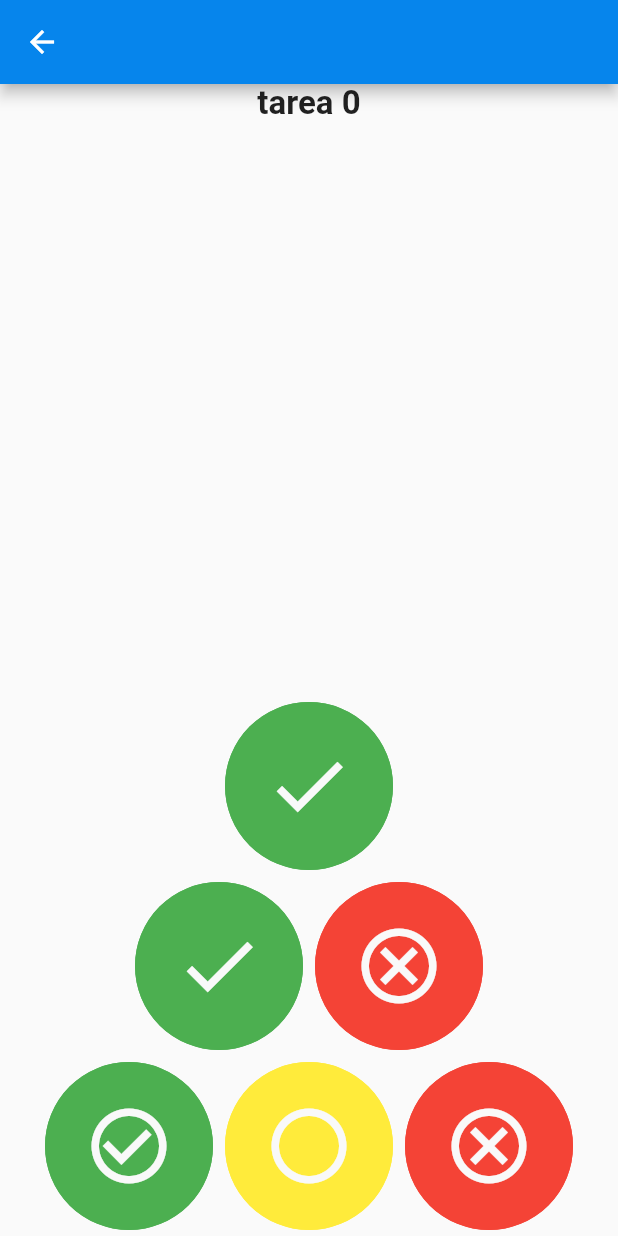
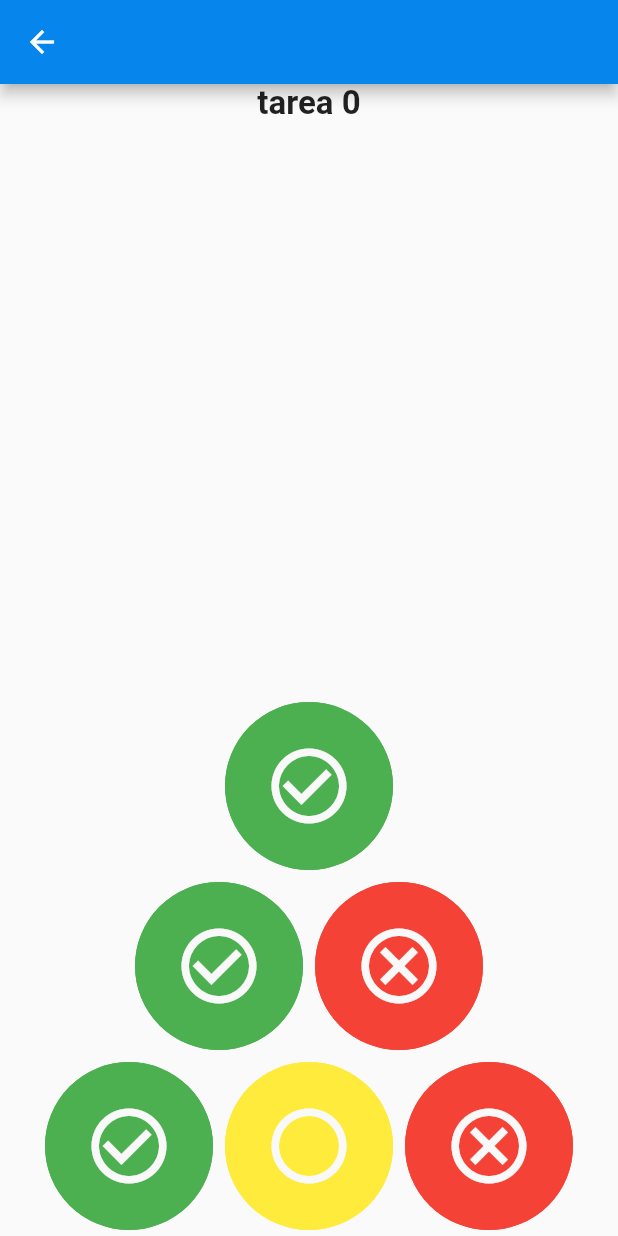
Before and after one commit to cesar-504/agenda_proautismo, a Flutter app: the CalendarPage screen opened by its route, after a tap on the "play arrow" icon, on a phone screen of 412 x 824 dp. Run offline on Flutter 3.47's test engine with Material 2 defaults, Android fonts, the phone set to English and light mode, and no system bars; our stand-ins replace auto_route, package_info_plus, shared_preferences; accounts and stored records are empty.

```diff
--- a/lib/pages/calendar_page.dart
+++ b/lib/pages/calendar_page.dart
@@ -21,6 +21,9 @@ class _CalendarPageState extends State<CalendarPage> {
       ),
       body: ListView.builder(
           itemBuilder:(BuildContext context,int index){
+
+
+
             return CalendarCard(
                 data: Task(
                   id_task: 0,
@@ -34,6 +37,11 @@ class _CalendarPageState extends State<CalendarPage> {
             );
           },
           itemCount: 10,
+      ),
+      floatingActionButton: FloatingActionButton(heroTag: "add task", onPressed: () {
+        context.router.push(NewTaskRoute());
+      },
+        child: Icon(Icons.add),
       ),
     );
   }
@@ -83,7 +91,8 @@ class CalendarCard extends StatelessWidget {
                 mainAxisAlignment: MainAxisAlignment.end,
                 children: [
                   ElevatedButton(onPressed: (){
-                      context.router.push(TaskReviewRoute(task: data));
+                    context.router.push(TaskReviewRoute(task: data));
+                   //context.router.push(SpecialTaskRoute());
 
                   }, child: Icon(Icons.play_arrow),style: ElevatedButton.styleFrom(
                     shape: CircleBorder(),
--- a/lib/pages/task_review.dart
+++ b/lib/pages/task_review.dart
@@ -20,146 +20,21 @@ class _TaskReviewPageState extends State<TaskReviewPage> {
         children: [
           TitleText(widget.task.title),
           Spacer(),
-          SizedBox(
-            width: 120,
-            height: 120,
-            child: Card(
-              color:Colors.green ,
-              shape: RoundedRectangleBorder(
+          CalificationBtn(value: 2, onTab: (){}),
 
-                side: const BorderSide(
-                    color: Colors.green, width: 5),
-                borderRadius: BorderRadius.circular(100),
-              ),
-              elevation: 0,
-              child: InkWell(
-                child: Center(
-                  child: Padding(
-                    padding: const EdgeInsets.all(8.0),
-                    child: Icon(Icons.check,size: 60,color: context.themeWatch.white),
-                  ),
-                ),
-              ),
-            ),
-          ),
           Row(
             mainAxisAlignment: MainAxisAlignment.center,
             children: [
-              SizedBox(
-                width: 120,
-                height: 120,
-                child: Card(
-                  color:Colors.green ,
-                  shape: RoundedRectangleBorder(
-
-                    side: const BorderSide(
-                        color: Colors.green, width: 5),
-                    borderRadius: BorderRadius.circular(100),
-                  ),
-                  elevation: 0,
-                  child: InkWell(
-                    child: Center(
-                      child: Padding(
-                        padding: const EdgeInsets.all(8.0),
-                        child: Icon(Icons.check,size: 60,color: context.themeWatch.white),
-                      ),
-                    ),
-                  ),
-                ),
-              ),
-              SizedBox(
-                width: 120,
-                height: 120,
-                child: Card(
-                  color:Colors.red,
-
-                  shape: RoundedRectangleBorder(
-                    side: const BorderSide(
-                        color: Colors.red, width: 5),
-                    borderRadius: BorderRadius.circular(100),
-                  ),
-                  elevation: 0,
-                  child: InkWell(
-                    child: Center(
-                      child: Padding(
-                        padding: const EdgeInsets.all(8.0),
-                        child:  Icon(Icons.cancel_outlined,size: 60,color: context.themeWatch.white),
-                      ),
-                    ),
-                  ),
-                ),
-              ),
+              CalificationBtn(value: 2, onTab: (){}),
+              CalificationBtn(value: 0, onTab: (){}),
             ],
           ),
           Row(
             mainAxisAlignment: MainAxisAlignment.center,
             children: [
-              SizedBox(
-                width: 120,
-                height: 120,
-                child: Card(
-                  color:Colors.green ,
-                  shape: RoundedRectangleBorder(
-
-                    side: const BorderSide(
-                        color: Colors.green, width: 5),
-                    borderRadius: BorderRadius.circular(100),
-                  ),
-                  elevation: 0,
-                  child: InkWell(
-                    child: Center(
-                      child: Padding(
-                        padding: const EdgeInsets.all(8.0),
-                        child: Icon(Icons.check_circle_outline,size: 60,color: context.themeWatch.white),
-                      ),
-                    ),
-                  ),
-                ),
-              ),
-              SizedBox(
-                width: 120,
-                height: 120,
-                child: Card(
-                  color:Colors.yellow ,
-                  shape: RoundedRectangleBorder(
-
-                    side: const BorderSide(
-                        color: Colors.yellow, width: 5),
-                    borderRadius: BorderRadius.circular(100),
-                  ),
-                  elevation: 0,
-                  child: InkWell(
-                    child: Center(
-                      child: Padding(
-                        padding: const EdgeInsets.all(8.0),
-                        child: Icon(Icons.circle_outlined,size: 60,color: context.themeWatch.white),
-                      ),
-                    ),
-                  ),
-                ),
-              ),
-              SizedBox(
-                width: 120,
-                height: 120,
-                child: Card(
-                  color:Colors.red,
-
-                  shape: RoundedRectangleBorder(
-                    side: const BorderSide(
-                        color: Colors.red, width: 5),
-                    borderRadius: BorderRadius.circular(100),
-                  ),
-                  elevation: 0,
-                  child: InkWell(
-                    child: Center(
-                      child: Padding(
-                        padding: const EdgeInsets.all(8.0),
-                        child:  Icon(Icons.cancel_outlined,size: 60,color: context.themeWatch.white),
-                      ),
-                    ),
-                  ),
-                ),
-              ),
+              CalificationBtn(value: 2, onTab: (){}),
+              CalificationBtn(value: 1, onTab: (){}),
+              CalificationBtn(value: 0, onTab: (){}),
             ],
           ),
         ],
@@ -167,51 +42,58 @@ class _TaskReviewPageState extends State<TaskReviewPage> {
     );
   }
 }
-// class CalificationBtn extends StatelessWidget {
-//   final int value;
-//    Color color;
-//    IconData icon;
-//    CalificationBtn({required this.value, Key? key}) : super(key: key){
-//     var color = Colors.green;
-//     var icon = Icons.check_circle_outline;
-//     if(value == 0){
-//       color = Colors.red;
-//       icon = Icons.cancel_outlined;
-//     } else if(value == 1){
-//       color = Colors.yellow;
-//       icon = Icons.circle_outlined;
-//     }else if(value == 2){
-//       color = Colors.green;
-//       icon = Icons.check_circle_outline;
-//     }else{
-//
-//     }
-//   }
-//
-//   @override
-//   Widget build(BuildContext context) {
-//
-//     return SizedBox(
-//       width: 120,
-//       height: 120,
-//       child: Card(
-//         color:Colors.green ,
-//         shape: RoundedRectangleBorder(
-//
-//           side:  BorderSide(
-//               color: color, width: 5),
-//           borderRadius: BorderRadius.circular(100),
-//         ),
-//         elevation: 0,
-//         child: InkWell(
-//           child: Center(
-//             child: Padding(
-//               padding: const EdgeInsets.all(8.0),
-//               child: Icon(icon,size: 60,color: context.themeWatch.white),
-//             ),
-//           ),
-//         ),
-//       ),
-//     ),
-//   }
-// }
+
+
+class CalificationBtn extends StatelessWidget {
+   final int value;
+   late Color color;
+   late IconData icon;
+
+   final Function() onTab;
+   CalificationBtn({required this.value,required this.onTab, Key? key}) : super(key: key){
+    // var color = Colors.green;
+    // var icon = Icons.check_circle_outline;
+    if(value == 0){
+      color = Colors.red;
+      icon = Icons.cancel_outlined;
+    } else if(value == 1){
+      color = Colors.yellow;
+      icon = Icons.circle_outlined;
+    }else if(value == 2){
+      color = Colors.green;
+      icon = Icons.check_circle_outline;
+    }else{
+      color = Colors.green;
+      icon = Icons.check_circle_outline;
+    }
+  }
+
+  @override
+  Widget build(BuildContext context) {
+
+    return SizedBox(
+      width: 120,
+      height: 120,
+      child: Card(
+        color:color ,
+        shape: RoundedRectangleBorder(
+
+          side:  BorderSide(
+              color: color, width: 5),
+          borderRadius: BorderRadius.circular(100),
+        ),
+        elevation: 0,
+        child: InkWell(
+          borderRadius:BorderRadius.circular(100),
+          onTap: onTab,
+          child: Center(
+            child: Padding(
+              padding: const EdgeInsets.all(8.0),
+              child: Icon(icon,size: 60,color: context.themeWatch.white),
+            ),
+          ),
+        ),
+      ),
+    );
+  }
+}
```
Also changed, not shown: lib/app_router.dart (+10 -0 lines), lib/pages/add_child_page.dart (added, +51 -0 lines), lib/pages/login_page.dart (added, +50 -0 lines), lib/pages/main_page.dart (+14 -3 lines), lib/pages/new_task_page.dart (added, +112 -0 lines), lib/pages/new_user_page.dart (added, +56 -0 lines), lib/pages/special_task_page.dart (added, +19 -0 lines), assets/demo.png (added), lib/app_router.gr.dart.
